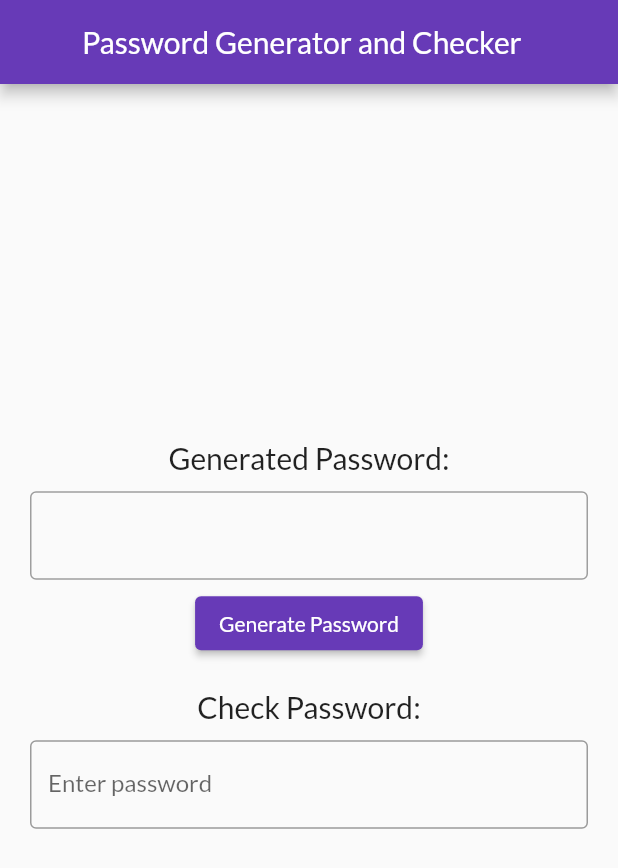
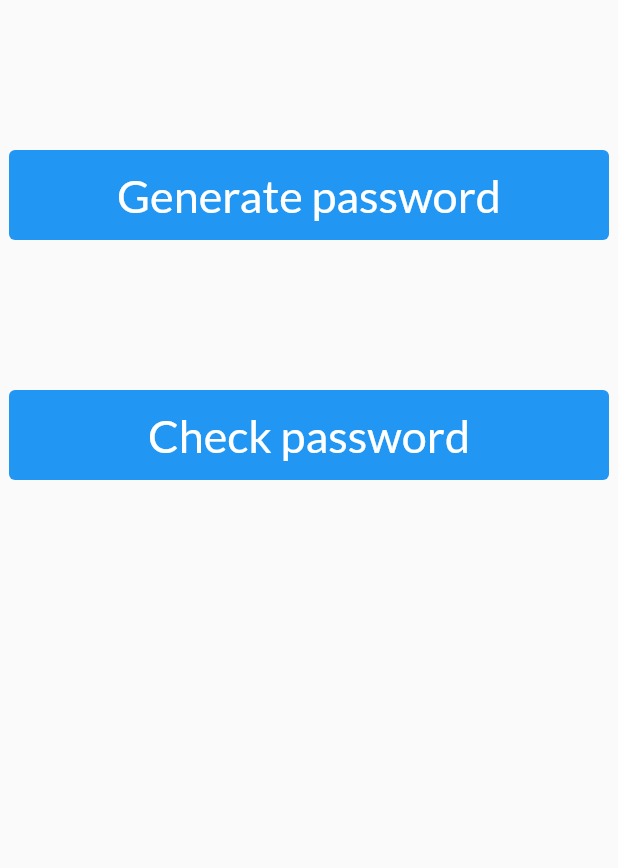
Before and after one commit to Ganesh7331/isaa, a Flutter app: the screen it shows after launch, on a phone screen of 412 x 824 dp. Shown: the top 868 px of the screen. Run offline on Flutter 3.47's test engine with Material 2 defaults, Android fonts, the phone set to English and light mode, and no system bars; our stand-ins replace google_fonts.

Commit message:
version 3.0

```diff
--- a/lib/main.dart
+++ b/lib/main.dart
@@ -1,159 +1,18 @@
 import 'package:flutter/material.dart';
 import 'dart:math';
 import 'package:google_fonts/google_fonts.dart';
+import 'pages/HomePage.dart';
 
-void main() {
-  runApp(PasswordApp());
+void main(){
+  runApp(MyApp());
 }
 
-class PasswordApp extends StatelessWidget {
+class MyApp extends StatelessWidget{
   @override
-  Widget build(BuildContext context) {
-    return MaterialApp(
-
-      debugShowCheckedModeBanner: false,
-      title: 'Password Generator',
-      theme: ThemeData(primarySwatch: Colors.deepPurple,fontFamily: GoogleFonts.lato().fontFamily),
-
-      home: PasswordScreen(),
-    );
-  }
-}
-
-class PasswordScreen extends StatefulWidget {
-  @override
-  _PasswordScreenState createState() => _PasswordScreenState();
-}
-
-class _PasswordScreenState extends State<PasswordScreen> {
-  String generatedPassword = '';
-  String passwordStrength = '';
-  String genPassword='Generate Password';
-
-  void generatePassword() {
-    setState(() {
-      generatedPassword = _generateRandomPassword();
-      genPassword='Generated Password';
-
-    });
-  }
-  bool validateStructure(String passwordStrength){
-    String  pattern = r'^(?=.*?[A-Z])(?=.*?[a-z])(?=.*?[0-9])(?=.*?[!@#\$&*~]).{8,}$';
-    RegExp regExp = new RegExp(pattern);
-    return regExp.hasMatch(passwordStrength);
-  }
-  void checkPassword(String password) {
-    // Perform your password checking logic here
-    // For example, you can check if the password has a minimum length requirement
-    if (validateStructure(password)) {
-      setState(() {
-        passwordStrength = 'Strong';
-      });
-    }else if(password.length<8){
-      setState(() {
-
-        passwordStrength="Length should be at least 8";
-      });
-
-    }else if(!validateStructure(password)){
-      setState(() {
-        passwordStrength="Lowercase, Special Symbol, Number  missing";
-      });
-    }
-
-    else {
-      setState(() {
-        passwordStrength = 'Weak';
-      });
-    }
+  Widget build(BuildContext context){
+     return MaterialApp(
+       home: HomePage(),
+     );
   }
 
-  String _generateRandomPassword() {
-    // Generate a random password using alphanumeric characters
-    const chars = 'abcdefghijklmnopqrstuvwxyz0123456789';
-    Random random = Random();
-    String password = '';
-
-    for (int i = 0; i < 8; i++) {
-      password += chars[random.nextInt(chars.length)];
-    }
-
-    return password;
-  }
-
-  @override
-  Widget build(BuildContext context) {
-    return Scaffold(
-      appBar: AppBar(
-        title: Text('          Password Generator and Checker'
-        ,textAlign: TextAlign.center,),
-      ),
-      body: Center(
-        child: Column(
-          crossAxisAlignment: CrossAxisAlignment.center,
-          mainAxisAlignment: MainAxisAlignment.center,
-          children: [
-            Container(
-              margin: EdgeInsets.only(bottom: 10),
-              child: Text(
-                'Generated Password:',
-                style: TextStyle(fontSize: 20),
-              ),
-            ),
-            Container(
-                margin: EdgeInsets.only(bottom:5,left: 20,right: 20),
-              // margin: EdgeInsets.only(bottom: 10),
-              child: TextFormField(
-
-                decoration: InputDecoration(
-                enabledBorder: OutlineInputBorder(
-                  borderSide: BorderSide(
-                    width: 1,color: Colors.grey
-                  )
-                ),
-
-                  label: Text(
-
-                    generatedPassword,
-                    style: TextStyle(fontSize: 24, fontWeight: FontWeight.bold,) ,
-                  ),
-                ),
-              )
-            ),
-            Container(
-              margin: EdgeInsets.only(bottom: 20),
-              child: ElevatedButton(
-                onPressed: generatePassword,
-                child: Text(genPassword),
-              ),
-            ),
-            Container(
-              margin: EdgeInsets.only(bottom: 10),
-              child: Text(
-                'Check Password:',
-                style: TextStyle(fontSize: 20),
-              ),
-            ),
-            Container(
-              margin: EdgeInsets.only(bottom: 10,left: 20,right: 20),
-              child: TextFormField(
-                obscureText: true,
-                decoration: InputDecoration(
-                  border: OutlineInputBorder(),
-                  labelText: 'Enter password',
-                ),
-                onChanged: (value) {
-                  checkPassword(value);
-                },
-              ),
-            ),
-            Text(
-              ' $passwordStrength',
-              style: TextStyle(fontSize: 20),
-            ),
-          ],
-        ),
-      ),
-    );
-  }
 }
--- /dev/null
+++ b/lib/pages/HomePage.dart
@@ -0,0 +1,51 @@
+import 'package:flutter/cupertino.dart';
+import 'package:flutter/material.dart';
+import 'package:google_fonts/google_fonts.dart';
+
+class HomePage extends StatelessWidget{
+    @override
+  Widget build(BuildContext context){
+      return Material(
+
+        child:
+          Column(
+            children: [
+              Container(
+                height: 100,
+                width: 30,
+              ),
+              ElevatedButton(onPressed: null,
+                  child: Text("Generate password",
+                    style: TextStyle(
+                        fontSize: 30,
+                        color: Colors.white,
+                        fontFamily: GoogleFonts.lato().fontFamily),),
+                style: TextButton.styleFrom(
+                    backgroundColor: Colors.blue,
+                    minimumSize: Size(400,60)),
+
+
+
+              ),
+              Container(
+                height: 100,
+                width: 30,
+              ),
+              ElevatedButton(onPressed: null,
+                child: Text("Check password",
+                  style: TextStyle(
+                      fontSize: 30,
+                      color: Colors.white,
+                      fontFamily: GoogleFonts.lato().fontFamily),),
+                style: TextButton.styleFrom(
+                    backgroundColor: Colors.blue,
+                    minimumSize: Size(400,60)),
+
+
+
+              )
+            ],
+          )
+      );
+    }
+}
--- /dev/null
+++ b/lib/pages/generate.dart
@@ -0,0 +1 @@
+import 'package:flutter/material.dart';
```
Also changed, not shown: lib/pages/scratch.dart (added, +159 -0 lines), lib/pages/checker.dart (added).
